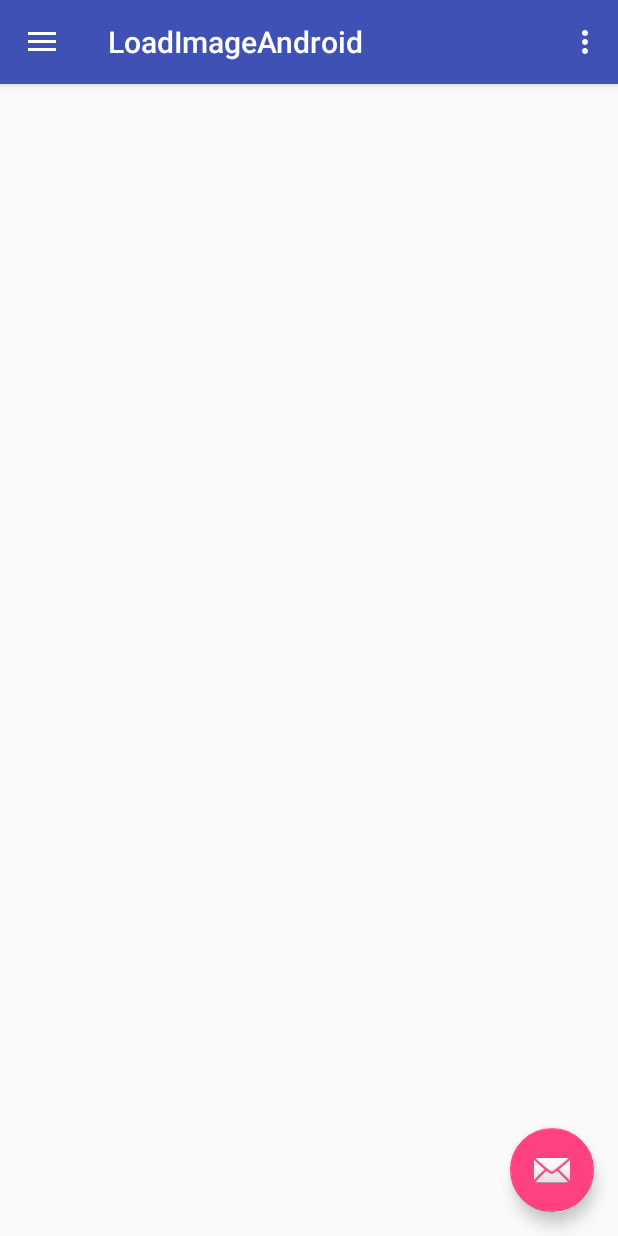
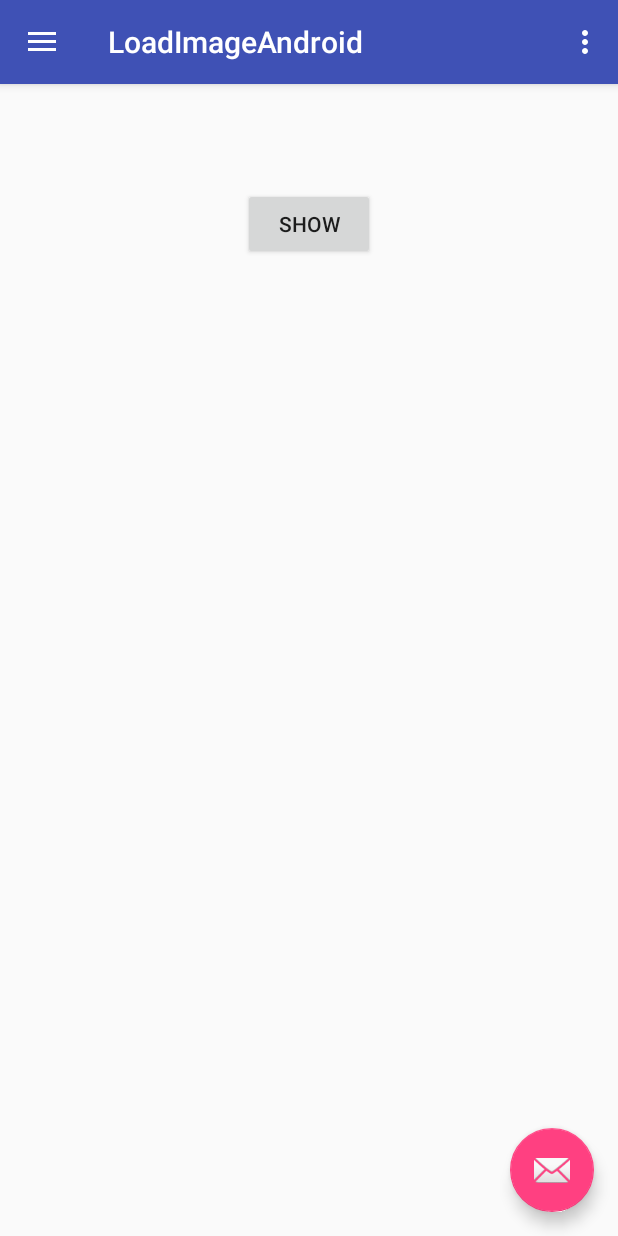
Before and after one commit to alexbonavila/LoadImageAndroid, an Android app: the screen it shows after launch (MainActivity), on a phone screen of 412 x 824 dp. Run offline under Robolectric (Android 15) with nearby library versions, the phone set to English and light mode, and no system bars.

Commit message:
Xml dissenyat

```diff
--- a/app/src/main/res/layout/content_main.xml
+++ b/app/src/main/res/layout/content_main.xml
@@ -12,5 +12,21 @@
     tools:context="com.iesebre.dam2.alexbonavila.loadimageandroid.MainActivity"
     tools:showIn="@layout/app_bar_main">
 
+    <Button
+        android:layout_width="wrap_content"
+        android:layout_height="wrap_content"
+        android:text="Show"
+        android:id="@+id/button"
+        android:layout_alignParentTop="true"
+        android:layout_centerHorizontal="true"
+        android:layout_marginTop="53dp" />
 
+
+    <ImageView
+        android:layout_width="350dp"
+        android:layout_height="450dp"
+        android:id="@+id/imageView"
+        android:layout_below="@+id/button"
+        android:layout_centerHorizontal="true"
+        android:onClick="onClick" />
 </RelativeLayout>
```
